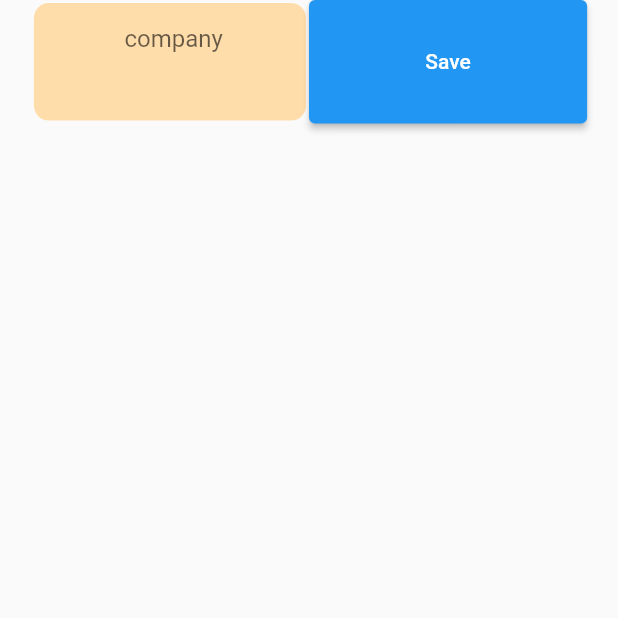
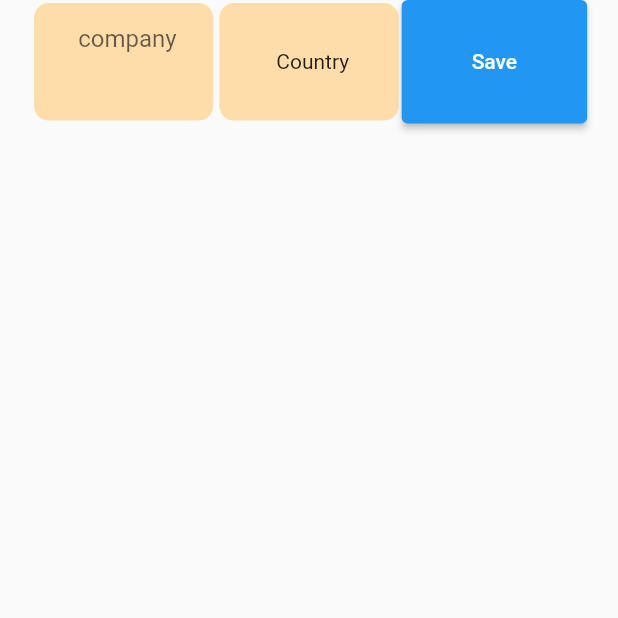
Before and after one commit to nikiforov5000/flutter_jobs_applications, a Flutter app: the screen it shows after launch, on a phone screen of 412 x 824 dp, the top half of it. Run offline on Flutter 3.47's test engine with Material 2 defaults, Android fonts, the phone set to English and light mode, and no system bars; our stand-ins replace cloud_firestore, country_picker, firebase_core; accounts and stored records are empty.

Commit message:
not clearing country on SaveButton, but oprimized providers and controllers

```diff
--- a/lib/screens/home_screen/widgets/input_section.dart
+++ b/lib/screens/home_screen/widgets/input_section.dart
@@ -31,7 +31,7 @@ class InputSection extends StatelessWidget {
     // final urlInput = TextFieldWidget(label: 'url', provider: urlProvider, controller: urlController);
     //
     // TextEditingController countryController = TextEditingController();
-    // final MyCountryPicker countryPicker = MyCountryPicker(controller: countryController);
+    final MyCountryPicker countryPicker = MyCountryPicker();
     //
     // List<TextEditingController> controllers = [
     //   companyController,
@@ -47,12 +47,12 @@ class InputSection extends StatelessWidget {
         children: [
           InputCellWidget(child: companyInput),
           // InputCellWidget(child: titleInput),
-          // InputCellWidget(child: countryPicker),
+          InputCellWidget(child: countryPicker),
           // InputCellWidget(child: urlInput),
           SaveButton(
-              companyWidget: companyInput
+              companyWidget: companyInput,
               // titleInput: titleInput
-              // countryPicker: countryPicker
+              countryPicker: countryPicker
               // urlInput: urlInput
           ),
         ],
--- a/lib/screens/home_screen/widgets/my_country_picker.dart
+++ b/lib/screens/home_screen/widgets/my_country_picker.dart
@@ -4,16 +4,13 @@ import 'package:flutter_jobs_applications/services/country_provider.dart';
 import 'package:provider/provider.dart';
 
 class MyCountryPicker extends StatefulWidget {
-  MyCountryPicker({required this.controller});
-
-  final TextEditingController controller;
-
+  get text => countryCode;
+  String? countryCode;
   @override
   State<MyCountryPicker> createState() => _MyCountryPickerState();
 }
 
 class _MyCountryPickerState extends State<MyCountryPicker> {
-  String? countryCode;
 
   final List<String> favorite = [
     'TR',
@@ -25,21 +22,15 @@ class _MyCountryPickerState extends State<MyCountryPicker> {
 
   @override
   Widget build(BuildContext context) {
-    final countryProvider = Provider.of<CountryProvider>(context);
     return GestureDetector(
-      child: Center(child: Text(countryProvider.value ?? 'Country')),
-
+      child: Center(child: Text(widget.countryCode ?? 'Country')),
       onTap: () {
         showCountryPicker(
           favorite: favorite,
           context: context,
-          onClosed: () {
-            countryProvider.value = countryCode;
-          },
           onSelect: (country) {
-
             setState(() {
-              countryCode = country.countryCode;
+              widget.countryCode = country.countryCode;
             });
           },
         );
--- a/lib/screens/home_screen/widgets/save_button.dart
+++ b/lib/screens/home_screen/widgets/save_button.dart
@@ -1,6 +1,7 @@
 import 'package:cloud_firestore/cloud_firestore.dart';
 import 'package:country_picker/country_picker.dart';
 import 'package:flutter/material.dart';
+import 'package:flutter_jobs_applications/screens/home_screen/widgets/my_country_picker.dart';
 import 'package:flutter_jobs_applications/screens/home_screen/widgets/text_field_widget.dart';
 import 'package:flutter_jobs_applications/services/company_provider.dart';
 import 'package:flutter_jobs_applications/services/country_provider.dart';
@@ -11,10 +12,12 @@ import 'package:provider/provider.dart';
 class SaveButton extends StatelessWidget {
 
   SaveButton({
+    required this.countryPicker,
     required this.companyWidget,
     // required this.controllers,
   });
   final TextFieldWidget companyWidget;
+  final MyCountryPicker countryPicker;
   // final List<TextEditingController> controllers;
   @override
   Widget build(BuildContext context) {
@@ -29,7 +32,7 @@ class SaveButton extends StatelessWidget {
           final data = {
             'company': companyWidget.text,
             // 'title': titleProvider.value,
-            // 'country': countryProvider.value,
+            'country': countryPicker.text,
             // 'url': urlProvider.value,
             'date': DateTime.now(),
           };
```
